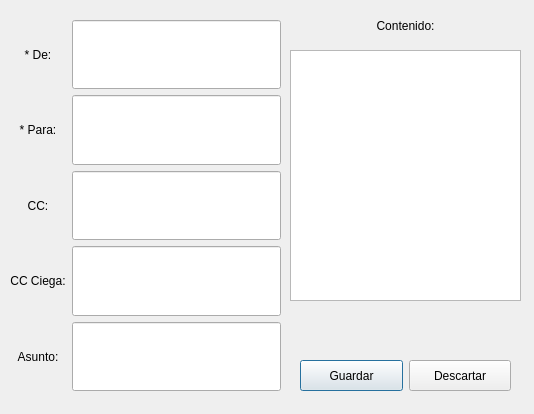
Old version of the form modificar.ui in the repository roblescristian4722/lector_correo.
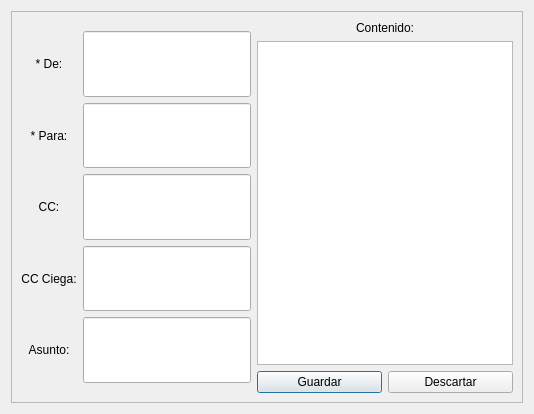
New version of the form.

Commit message: Organización de campos de la gui (entregable 4)

Diff of the .ui file:
```diff
--- a/modificar.ui
+++ b/modificar.ui
@@ -13,17 +13,106 @@
   <property name="windowTitle">
    <string>Dialog</string>
   </property>
-  <widget class="QWidget" name="layoutWidget">
-   <property name="geometry">
-    <rect>
-     <x>10</x>
-     <y>10</y>
-     <width>271</width>
-     <height>391</height>
-    </rect>
-   </property>
-   <layout class="QHBoxLayout" name="horizontalLayout">
+  <layout class="QGridLayout" name="gridLayout">
+   <item row="0" column="0">
+    <widget class="QFrame" name="frame">
+     <property name="frameShape">
+      <enum>QFrame::StyledPanel</enum>
+     </property>
+     <property name="frameShadow">
+      <enum>QFrame::Raised</enum>
+     </property>
+     <layout class="QGridLayout" name="gridLayout_2">
+      <item row="1" column="2" colspan="2">
+       <widget class="QPlainTextEdit" name="contenido_caja"/>
+      </item>
+      <item row="2" column="2">
+       <widget class="QPushButton" name="guardar">
+        <property name="sizePolicy">
+         <sizepolicy hsizetype="Minimum" vsizetype="Preferred">
+          <horstretch>0</horstretch>
+          <verstretch>0</verstretch>
+         </sizepolicy>
+        </property>
+        <property name="text">
+         <string>Guardar</string>
+        </property>
+       </widget>
+      </item>
+      <item row="2" column="3">
+       <widget class="QPushButton" name="descartar">
+        <property name="sizePolicy">
+         <sizepolicy hsizetype="Minimum" vsizetype="Preferred">
+          <horstretch>0</horstretch>
+          <verstretch>0</verstretch>
+         </sizepolicy>
+        </property>
+        <property name="text">
+         <string>Descartar</string>
+        </property>
+       </widget>
+      </item>
+      <item row="0" column="1" rowspan="3">
+       <layout class="QVBoxLayout" name="verticalLayout">
+        <property name="topMargin">
+         <number>10</number>
+        </property>
+        <property name="bottomMargin">
+         <number>10</number>
+        </property>
     <item>
+         <widget class="QLineEdit" name="rem_linea">
+          <property name="sizePolicy">
+           <sizepolicy hsizetype="Expanding" vsizetype="Preferred">
+            <horstretch>0</horstretch>
+            <verstretch>0</verstretch>
+           </sizepolicy>
+          </property>
+         </widget>
+        </item>
+        <item>
+         <widget class="QLineEdit" name="des_linea">
+          <property name="sizePolicy">
+           <sizepolicy hsizetype="Expanding" vsizetype="Preferred">
+            <horstretch>0</horstretch>
+            <verstretch>0</verstretch>
+           </sizepolicy>
+          </property>
+         </widget>
+        </item>
+        <item>
+         <widget class="QLineEdit" name="copiaCarbon_linea">
+          <property name="sizePolicy">
+           <sizepolicy hsizetype="Expanding" vsizetype="Preferred">
+            <horstretch>0</horstretch>
+            <verstretch>0</verstretch>
+           </sizepolicy>
+          </property>
+         </widget>
+        </item>
+        <item>
+         <widget class="QLineEdit" name="copiaCarbonCiega_linea">
+          <property name="sizePolicy">
+           <sizepolicy hsizetype="Expanding" vsizetype="Preferred">
+            <horstretch>0</horstretch>
+            <verstretch>0</verstretch>
+           </sizepolicy>
+          </property>
+         </widget>
+        </item>
+        <item>
+         <widget class="QLineEdit" name="asunto_linea">
+          <property name="sizePolicy">
+           <sizepolicy hsizetype="Preferred" vsizetype="Preferred">
+            <horstretch>0</horstretch>
+            <verstretch>0</verstretch>
+           </sizepolicy>
+          </property>
+         </widget>
+        </item>
+       </layout>
+      </item>
+      <item row="0" column="0" rowspan="3">
      <layout class="QVBoxLayout" name="verticalLayout_2">
       <property name="topMargin">
        <number>10</number>
@@ -83,137 +172,8 @@
       </item>
      </layout>
     </item>
-    <item>
-     <layout class="QVBoxLayout" name="verticalLayout">
-      <property name="topMargin">
-       <number>10</number>
-      </property>
-      <property name="bottomMargin">
-       <number>10</number>
-      </property>
-      <item>
-       <widget class="QLineEdit" name="rem_linea">
-        <property name="sizePolicy">
-         <sizepolicy hsizetype="Expanding" vsizetype="Preferred">
-          <horstretch>0</horstretch>
-          <verstretch>0</verstretch>
-         </sizepolicy>
-        </property>
-       </widget>
-      </item>
-      <item>
-       <widget class="QLineEdit" name="des_linea">
-        <property name="sizePolicy">
-         <sizepolicy hsizetype="Expanding" vsizetype="Preferred">
-          <horstretch>0</horstretch>
-          <verstretch>0</verstretch>
-         </sizepolicy>
-        </property>
-       </widget>
-      </item>
-      <item>
-       <widget class="QLineEdit" name="copiaCarbon_linea">
-        <property name="sizePolicy">
-         <sizepolicy hsizetype="Expanding" vsizetype="Preferred">
-          <horstretch>0</horstretch>
-          <verstretch>0</verstretch>
-         </sizepolicy>
-        </property>
-       </widget>
-      </item>
-      <item>
-       <widget class="QLineEdit" name="copiaCarbonCiega_linea">
-        <property name="sizePolicy">
-         <sizepolicy hsizetype="Expanding" vsizetype="Preferred">
-          <horstretch>0</horstretch>
-          <verstretch>0</verstretch>
-         </sizepolicy>
-        </property>
-       </widget>
-      </item>
-      <item>
-       <widget class="QLineEdit" name="asunto_linea">
-        <property name="sizePolicy">
-         <sizepolicy hsizetype="Preferred" vsizetype="Preferred">
-          <horstretch>0</horstretch>
-          <verstretch>0</verstretch>
-         </sizepolicy>
-        </property>
-       </widget>
-      </item>
-     </layout>
-    </item>
-   </layout>
-  </widget>
-  <widget class="QPlainTextEdit" name="contenido_caja">
-   <property name="geometry">
-    <rect>
-     <x>290</x>
-     <y>50</y>
-     <width>231</width>
-     <height>251</height>
-    </rect>
-   </property>
-  </widget>
-  <widget class="QWidget" name="layoutWidget_2">
-   <property name="geometry">
-    <rect>
-     <x>290</x>
-     <y>350</y>
-     <width>231</width>
-     <height>51</height>
-    </rect>
-   </property>
-   <layout class="QHBoxLayout" name="horizontalLayout_2">
-    <property name="leftMargin">
-     <number>10</number>
-    </property>
-    <property name="topMargin">
-     <number>10</number>
-    </property>
-    <property name="rightMargin">
-     <number>10</number>
-    </property>
-    <property name="bottomMargin">
-     <number>10</number>
-    </property>
-    <item>
-     <widget class="QPushButton" name="guardar">
-      <property name="sizePolicy">
-       <sizepolicy hsizetype="Minimum" vsizetype="Preferred">
-        <horstretch>0</horstretch>
-        <verstretch>0</verstretch>
-       </sizepolicy>
-      </property>
-      <property name="text">
-       <string>Guardar</string>
-      </property>
-     </widget>
-    </item>
-    <item>
-     <widget class="QPushButton" name="descartar">
-      <property name="sizePolicy">
-       <sizepolicy hsizetype="Minimum" vsizetype="Preferred">
-        <horstretch>0</horstretch>
-        <verstretch>0</verstretch>
-       </sizepolicy>
-      </property>
-      <property name="text">
-       <string>Descartar</string>
-      </property>
-     </widget>
-    </item>
-   </layout>
-  </widget>
+      <item row="0" column="2" colspan="2">
   <widget class="QLabel" name="contenido">
-   <property name="geometry">
-    <rect>
-     <x>290</x>
-     <y>10</y>
-     <width>231</width>
-     <height>31</height>
-    </rect>
-   </property>
    <property name="text">
     <string>Contenido:</string>
    </property>
@@ -221,6 +181,11 @@
     <set>Qt::AlignCenter</set>
    </property>
   </widget>
+      </item>
+     </layout>
+    </widget>
+   </item>
+  </layout>
  </widget>
  <resources/>
  <connections>
```
Lines whose indentation alone changed are shown as unchanged. The commit also changes 4 other files.
